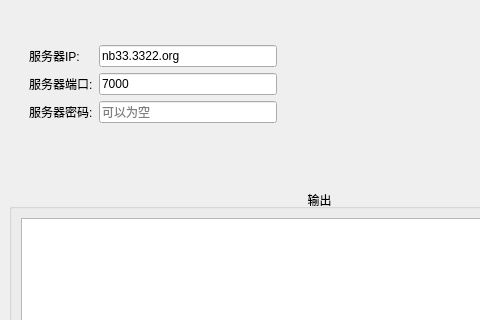
Before: the Qt Designer form ui/main.ui in GavinTan/wfrpc, drawn with Qt 5; both pictures show x 0 to 480 and y 0 to 320 of the 640 by 480 pixel window.
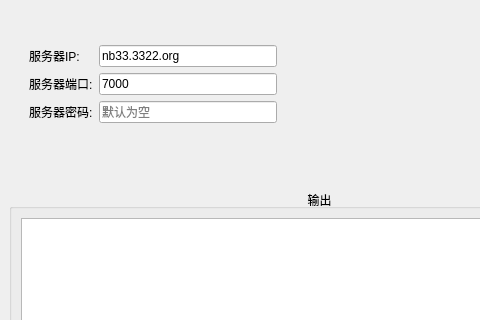
After: the same form once the commit is applied.

The edit to the form file:
```diff
--- a/ui/main.ui
+++ b/ui/main.ui
@@ -115,7 +115,7 @@
            <enum>QLineEdit::PasswordEchoOnEdit</enum>
           </property>
           <property name="placeholderText">
-           <string>可以为空</string>
+           <string>默认为空</string>
           </property>
          </widget>
         </item>
```
